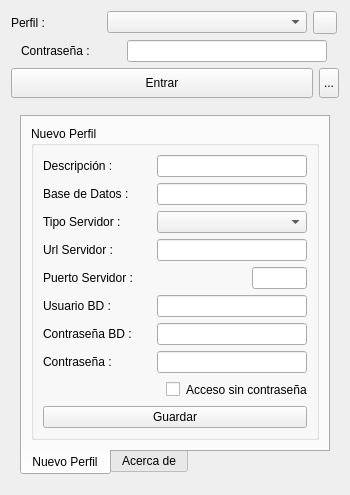
Qt form pineboolib/dlgconnect/dlgconnect.ui (deavid/pineboo) before a commit.
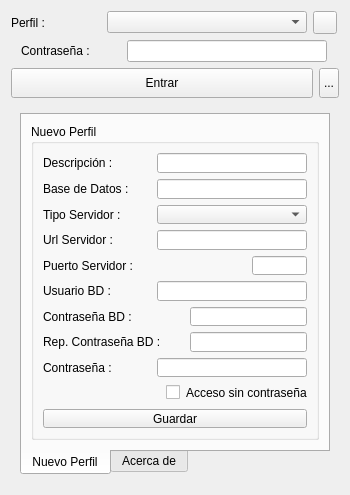
The same form after that commit. Icons and pictures are not drawn.

Commit message: dlgconnect pide dos veces el password de la DB y comprueba integridad

The edit to the form file:
```diff
--- a/pineboolib/dlgconnect/dlgconnect.ui
+++ b/pineboolib/dlgconnect/dlgconnect.ui
@@ -392,17 +392,30 @@
                  </property>
                 </widget>
                </item>
+               <item>
+                <spacer name="horizontalSpacer_3">
+                 <property name="orientation">
+                  <enum>Qt::Horizontal</enum>
+                 </property>
+                 <property name="sizeHint" stdset="0">
+                  <size>
+                   <width>28</width>
+                   <height>13</height>
+                  </size>
+                 </property>
+                </spacer>
+               </item>
                <item>
                 <widget class="QLineEdit" name="leDBPassword">
                  <property name="minimumSize">
                   <size>
-                   <width>150</width>
+                   <width>117</width>
                    <height>0</height>
                   </size>
                  </property>
                  <property name="maximumSize">
                   <size>
-                   <width>150</width>
+                   <width>117</width>
                    <height>16777215</height>
                   </size>
                  </property>
@@ -413,6 +426,39 @@
                </item>
               </layout>
              </item>
+             <item>
+              <layout class="QHBoxLayout" name="horizontalLayout_13">
+               <item>
+                <widget class="QLabel" name="label_16">
+                 <property name="text">
+                  <string>Rep. Contraseña BD :</string>
+                 </property>
+                </widget>
+               </item>
+               <item>
+                <widget class="QLineEdit" name="leDBPassword2">
+                 <property name="minimumSize">
+                  <size>
+                   <width>117</width>
+                   <height>0</height>
+                  </size>
+                 </property>
+                 <property name="maximumSize">
+                  <size>
+                   <width>117</width>
+                   <height>16777215</height>
+                  </size>
+                 </property>
+                 <property name="echoMode">
+                  <enum>QLineEdit::Password</enum>
+                 </property>
+                 <property name="clearButtonEnabled">
+                  <bool>false</bool>
+                 </property>
+                </widget>
+               </item>
+              </layout>
+             </item>
              <item>
               <layout class="QHBoxLayout" name="horizontalLayout_10">
                <item>
```
The commit also changes 1 other file.
